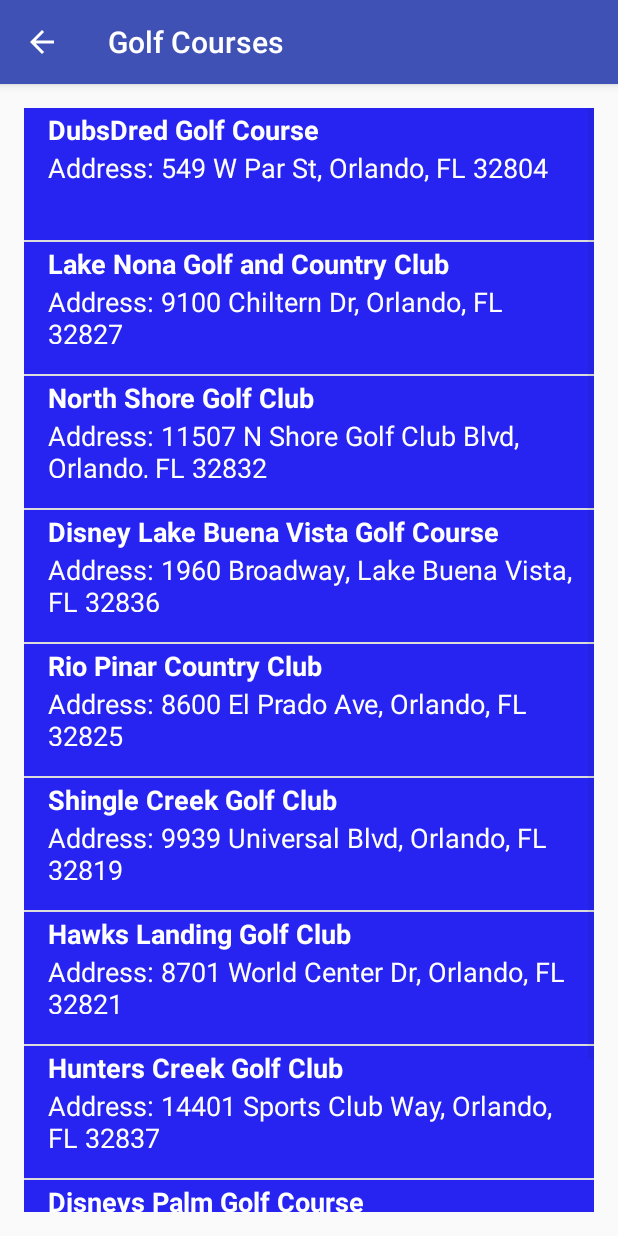
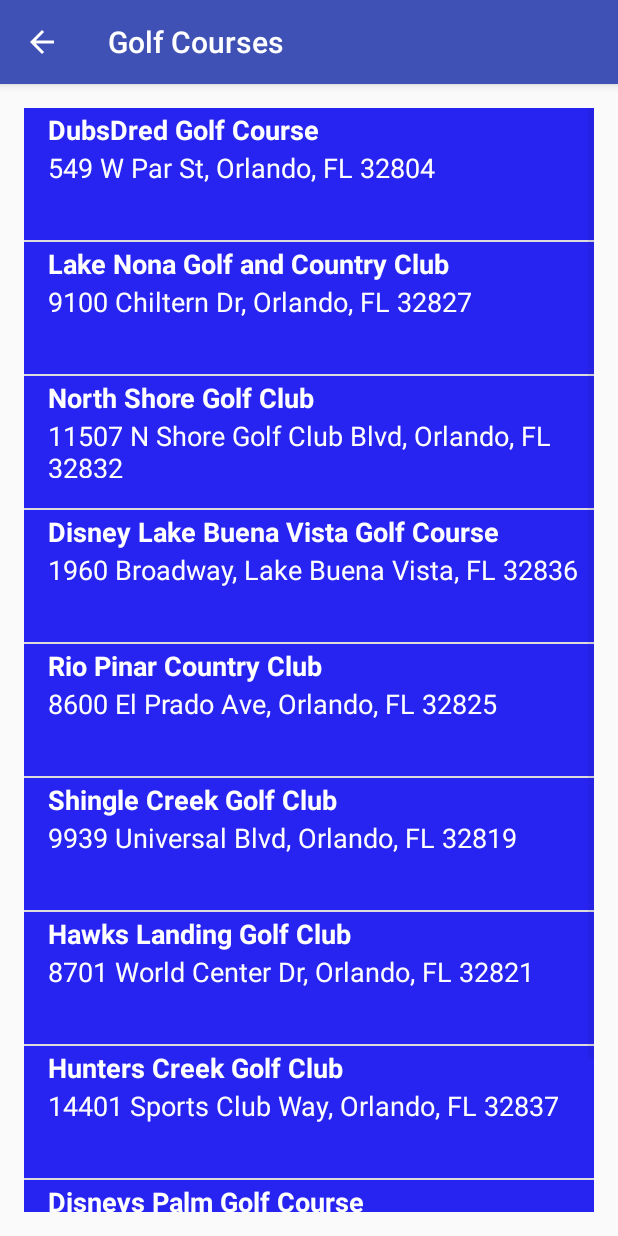
Before and after one commit to Ed-Ramos/TourGuideApp, an Android app: the GolfActivity screen opened directly, with no data from a screen before it, on a phone screen of 412 x 824 dp. Run offline under Robolectric (Android 15) with nearby library versions, the phone set to English and light mode, and no system bars.

Commit message:
updated location info and code spacing

```diff
--- a/app/src/main/java/com/example/android/tourguideapp/EntertainmentActivity.java
+++ b/app/src/main/java/com/example/android/tourguideapp/EntertainmentActivity.java
@@ -12,7 +12,6 @@ public class EntertainmentActivity extends AppCompatActivity {
     protected void onCreate(Bundle savedInstanceState) {
         super.onCreate(savedInstanceState);
         setContentView(R.layout.location_list);
-
 
         /* create a new list of entertainment locations */
         ArrayList<Location> locations = new ArrayList<Location>();
--- a/app/src/main/java/com/example/android/tourguideapp/GolfActivity.java
+++ b/app/src/main/java/com/example/android/tourguideapp/GolfActivity.java
@@ -12,7 +12,6 @@ public class GolfActivity extends AppCompatActivity {
     protected void onCreate(Bundle savedInstanceState) {
         super.onCreate(savedInstanceState);
         setContentView(R.layout.location_list);
-
 
         /* create a new list of golf locations */
         ArrayList<Location> locations = new ArrayList<Location>();
--- a/app/src/main/java/com/example/android/tourguideapp/Location.java
+++ b/app/src/main/java/com/example/android/tourguideapp/Location.java
@@ -1,22 +1,24 @@
 package com.example.android.tourguideapp;
-
-/**
- * Created by Edwin on 7/14/2017.
- */
 
 public class Location {
 
+    /** Value that represents name for this location*/
     private String mName;
 
+    /** Value that represents information about this location*/
     private String mInfo;
 
-    private float mRating = 0;
+    /** Value that represents star rating for this location*/
+    private float mRating = NO_RATING_PROVIDED;
 
     /** Image resource ID for the location */
     private int mImageResourceId = NO_IMAGE_PROVIDED;
 
     /** Constant value that represents no image was provided for this location*/
     private static final int NO_IMAGE_PROVIDED = -1;
+
+    /** Constant value that represents no image was provided for this location*/
+    private static final float NO_RATING_PROVIDED = -1;
 
     public Location(String Name, String Info) {
         mName = Name;
@@ -47,29 +49,23 @@ public class Location {
         return mInfo;
     }
 
-
-    /**
-     * Return the image resource ID of the location.
-     */
+    /* Return the image resource ID of the location. */
     public int getImageResourceId() {
         return mImageResourceId;
     }
 
-
+    /* get the rating for this location */
     public float getRating() {
         return mRating;
     }
 
-    /**
-     * Returns whether or not there is an image for this word.
-     */
-    public boolean hasImage(){
+    /* Returns whether or not there is an image for this word. */
+     public boolean hasImage(){
         return mImageResourceId != NO_IMAGE_PROVIDED;
-
     }
 
     public boolean hasRating() {
-        return mRating != 0;
+        return mRating != NO_RATING_PROVIDED;
     }
 
 }
--- a/app/src/main/java/com/example/android/tourguideapp/LocationAdapter.java
+++ b/app/src/main/java/com/example/android/tourguideapp/LocationAdapter.java
@@ -12,9 +12,6 @@ import android.widget.TextView;
 
 import java.util.ArrayList;
 
-/**
- * Created by Edwin on 7/15/2017.
- */
 
 public class LocationAdapter extends ArrayAdapter<Location> {
 
--- a/app/src/main/res/values/strings.xml
+++ b/app/src/main/res/values/strings.xml
@@ -67,25 +67,25 @@
     <!-- Golf Course names and information -->
 
     <string name="golf1">DubsDred Golf Course</string>
-    <string name="golf1_info">Address: 549 W Par St, Orlando, FL 32804</string>
+    <string name="golf1_info">549 W Par St, Orlando, FL 32804</string>
     <string name="golf2">Lake Nona Golf and Country Club</string>
-    <string name="golf2_info">Address: 9100 Chiltern Dr, Orlando, FL 32827</string>
+    <string name="golf2_info">9100 Chiltern Dr, Orlando, FL 32827</string>
     <string name="golf3">North Shore Golf Club</string>
-    <string name="golf3_info">Address: 11507 N Shore Golf Club Blvd, Orlando, FL 32832</string>
+    <string name="golf3_info">11507 N Shore Golf Club Blvd, Orlando, FL 32832</string>
     <string name="golf4">Disney Lake Buena Vista Golf Course</string>
-    <string name="golf4_info">Address: 1960 Broadway, Lake Buena Vista, FL 32836</string>
+    <string name="golf4_info">1960 Broadway, Lake Buena Vista, FL 32836</string>
     <string name="golf5">Rio Pinar Country Club</string>
-    <string name="golf5_info">Address: 8600 El Prado Ave, Orlando, FL 32825</string>
+    <string name="golf5_info">8600 El Prado Ave, Orlando, FL 32825</string>
     <string name="golf6">Shingle Creek Golf Club</string>
-    <string name="golf6_info">Address: 9939 Universal Blvd, Orlando, FL 32819</string>
+    <string name="golf6_info">9939 Universal Blvd, Orlando, FL 32819</string>
     <string name="golf7">Hawks Landing Golf Club</string>
-    <string name="golf7_info">Address: 8701 World Center Dr, Orlando, FL 32821</string>
+    <string name="golf7_info">8701 World Center Dr, Orlando, FL 32821</string>
     <string name="golf8">Hunters Creek Golf Club</string>
-    <string name="golf8_info">Address: 14401 Sports Club Way, Orlando, FL 32837</string>
+    <string name="golf8_info">14401 Sports Club Way, Orlando, FL 32837</string>
     <string name="golf9">Disneys Palm Golf Course</string>
-    <string name="golf9_info">Address: 1950 Magnolia Palm, Orlando, FL 32830</string>
+    <string name="golf9_info">1950 Magnolia Palm, Orlando, FL 32830</string>
     <string name="golf10">Celebration Golf Club</string>
-    <string name="golf10_info">Address: 701 Golfpark Dr, Kissimmee, FL 34747</string>
+    <string name="golf10_info">701 Golfpark Dr, Kissimmee, FL 34747</string>
 
     <!-- Entertainment names and information -->
 
```
